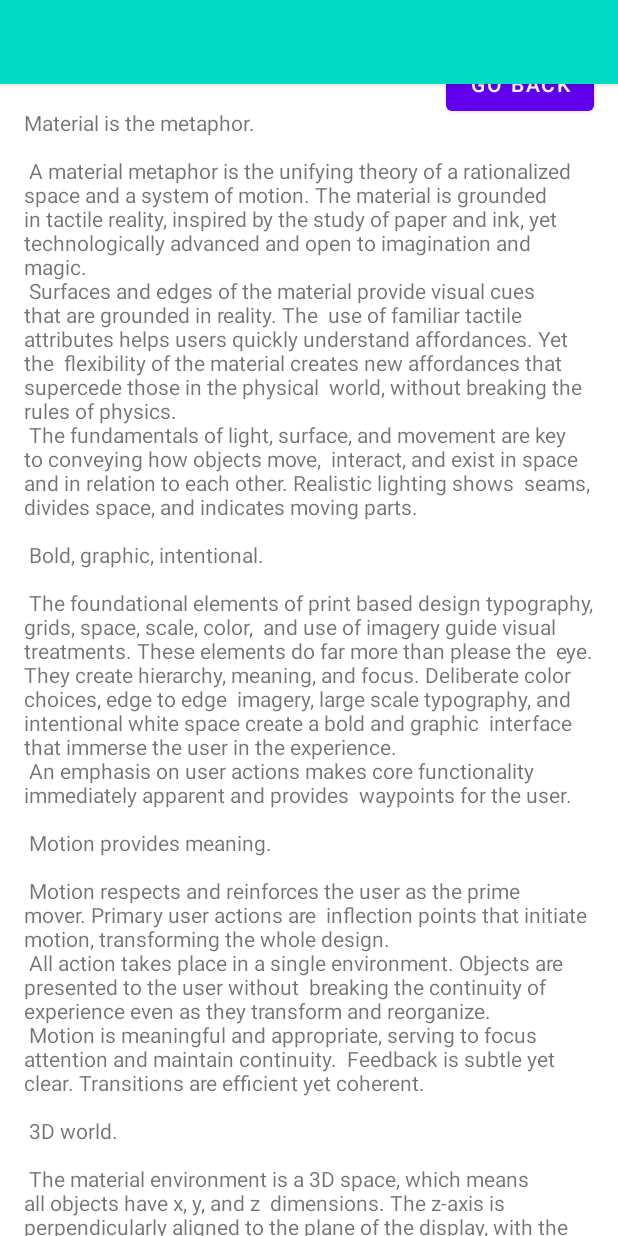
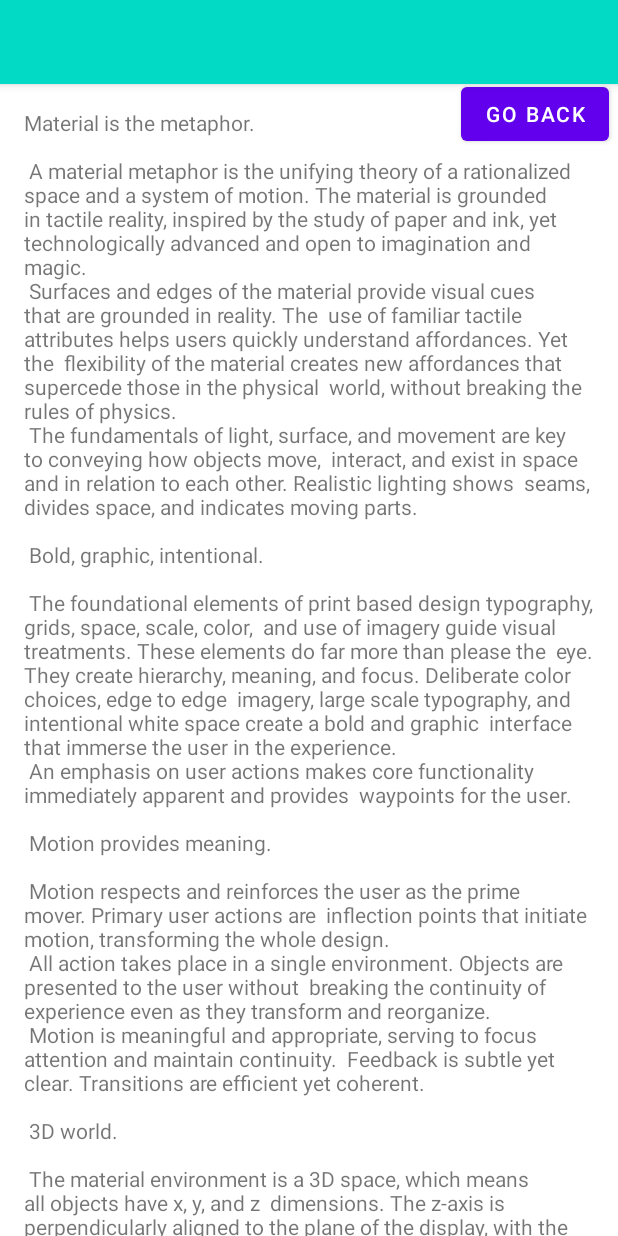
Before and after one commit to embron/LookingGlass, an Android app: the HistorytabActivity screen opened directly, with no data from a screen before it, on a phone screen of 412 x 824 dp. Run offline under Robolectric (Android 15) with nearby library versions, the light colour scheme and no system bars.

Commit message:
small edit

```diff
--- a/app/src/main/res/layout/activity_historytab.xml
+++ b/app/src/main/res/layout/activity_historytab.xml
@@ -42,6 +42,8 @@
         android:layout_height="wrap_content"
         android:layout_margin="@dimen/fab_margin"
         android:text="@string/go_back"
+        android:translationX="10dp"
+        android:translationY="20dp"
         app:layout_anchor="@id/app_bar"
         app:layout_anchorGravity="bottom|end"
         app:srcCompat="@android:drawable/ic_dialog_email" />
```
